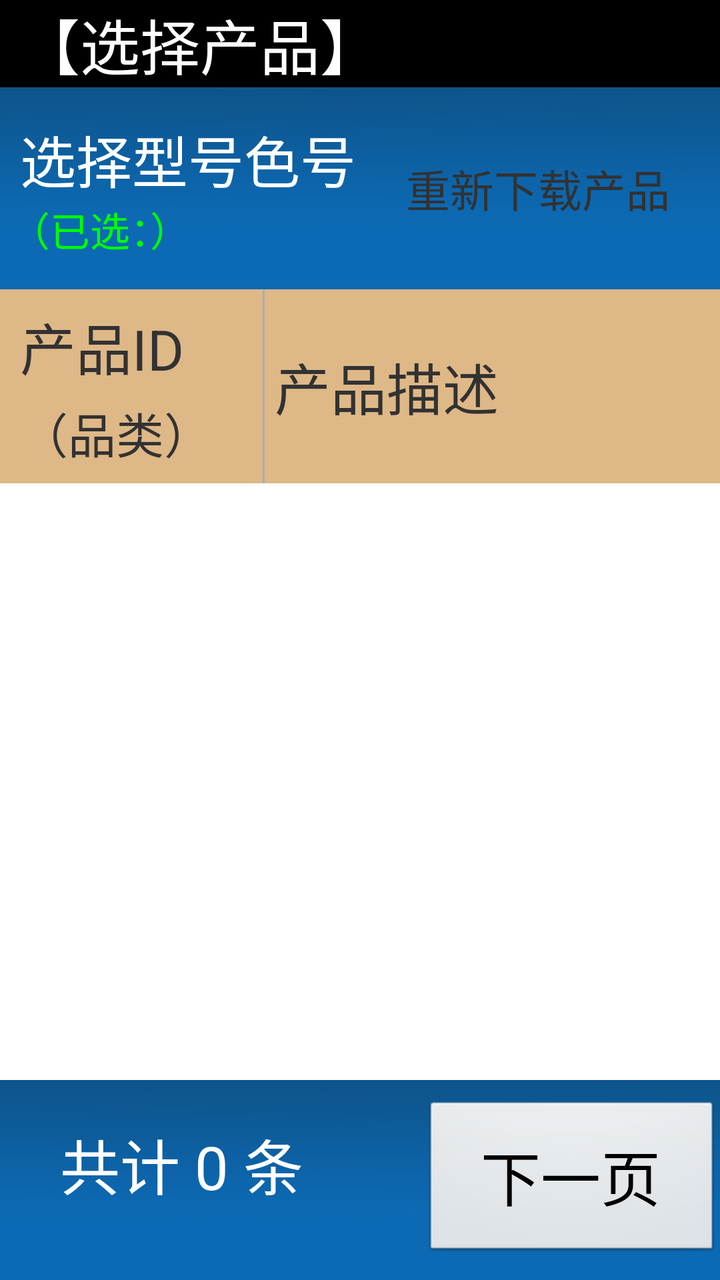
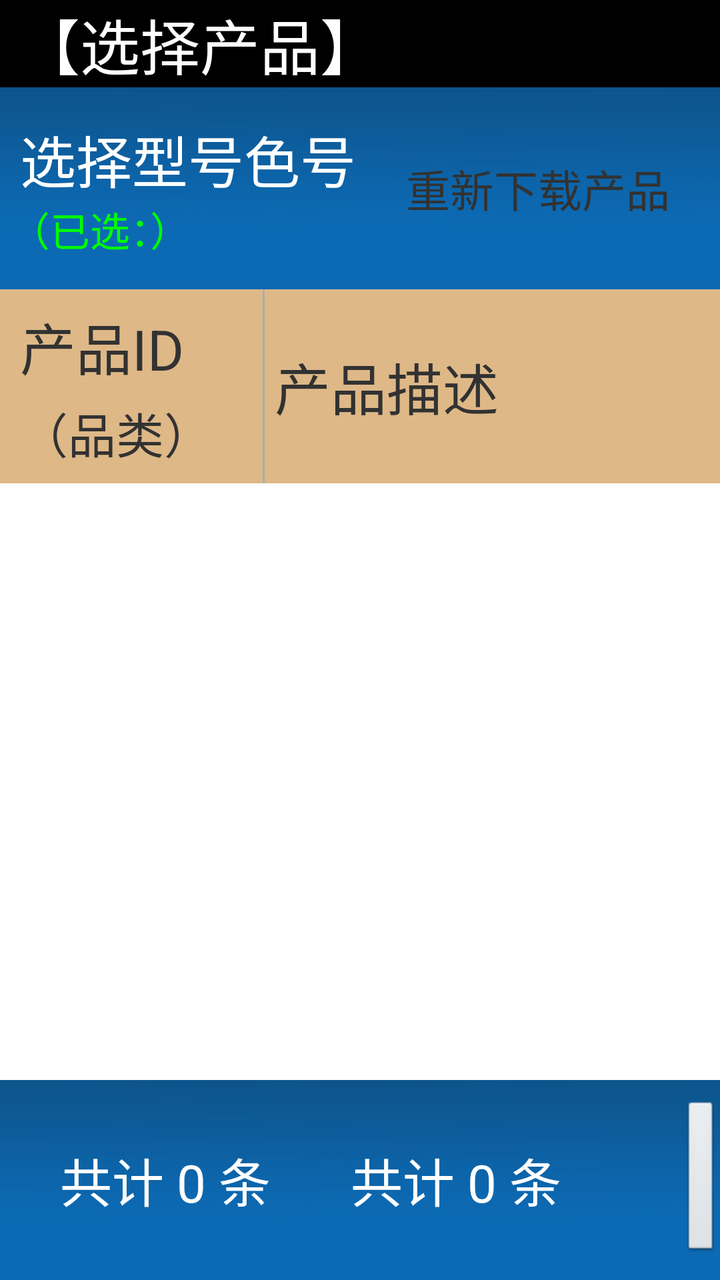

Screens rendered from an Android XML layout before and after an edit, with the pre-edit source and the edit as a unified diff.
<!-- AndroidManifest.xml: application theme android:Theme.Light.NoTitleBar -->
<!-- res/layout/new_select_product_model_color.xml -->
<?xml version="1.0" encoding="utf-8"?>
<LinearLayout xmlns:android="http://schemas.android.com/apk/res/android"
    android:layout_width="match_parent"
    android:layout_height="match_parent"
    android:orientation="vertical" >

    <TextView
        android:id="@+id/tv_title"
        android:layout_width="match_parent"
        android:layout_height="wrap_content"
        android:background="@color/black"
        android:gravity="left"
        android:paddingLeft="10dp"
        android:text="【选择产品】"
        android:textColor="@color/white"
        android:textSize="30dp" />

    <LinearLayout
        android:layout_width="match_parent"
        android:layout_height="wrap_content"
        android:background="@drawable/titlebar_back"
        android:gravity="center_vertical"
        android:orientation="horizontal"
        android:paddingBottom="15dp"
        android:paddingTop="15dp" >

        <RelativeLayout
            android:id="@+id/relat_color"
            android:layout_width="wrap_content"
            android:layout_height="wrap_content" >

            <TextView
                android:id="@+id/selected_model_name"
                android:layout_width="wrap_content"
                android:layout_height="wrap_content"
                android:layout_marginLeft="10dp"
                android:text="选择型号色号"
                android:textColor="@color/white"
                android:textSize="28dp" />

            <TextView
                android:id="@+id/selected_model_tv"
                android:layout_width="wrap_content"
                android:layout_height="wrap_content"
                android:layout_below="@+id/selected_model_name"
                android:layout_marginLeft="5dp"
                android:text="（已选：）"
                android:textColor="#00FF00"
                android:textSize="20dp" />
        </RelativeLayout>

        <TextView
            android:id="@+id/tv_redownload"
            android:layout_width="wrap_content"
            android:layout_height="fill_parent"
            android:layout_gravity="center_vertical"
            android:layout_marginLeft="20dp"
            android:gravity="center"
            android:padding="5dp"
            android:text="重新下载产品"
            android:textSize="22dp"
            android:visibility="visible" />

        <EditText
            android:id="@+id/select_model_et_search"
            android:layout_width="550dp"
            android:layout_height="wrap_content"
            android:layout_marginLeft="30dp"
            android:layout_marginRight="10dp"
            android:ems="16"
            android:hint="模糊查找"
            android:imeOptions="flagNoExtractUi"
            android:inputType="text"
            android:textSize="28dp" 
            android:padding="15dp" >
        </EditText>

        <Button
            android:id="@+id/select_model_btn_filter"
            android:layout_width="150dp"
            android:layout_height="70dp"
            android:layout_marginLeft="30dp"
            android:layout_marginRight="10dp"
            android:text="筛 选"
            android:textSize="28dp" />
    </LinearLayout>

    <LinearLayout
        android:layout_width="match_parent"
        android:layout_height="0dp"
        android:layout_weight="2.88"
        android:orientation="vertical" >

        <LinearLayout
            android:layout_width="match_parent"
            android:layout_height="wrap_content"
            android:background="@color/burlywood"
            android:gravity="center_vertical"
            android:orientation="horizontal"
            android:paddingLeft="10dp" >

            <RelativeLayout
                android:layout_width="0dp"
                android:layout_height="wrap_content"
                android:layout_marginTop="8dp"
                android:layout_marginBottom="8dp"
                android:layout_weight="0.8" >

                <TextView
                    android:id="@+id/tv_goodstr"
                    android:layout_width="wrap_content"
                    android:layout_height="wrap_content"
                    android:text="产品ID"
                    android:textSize="28dp" />

                <TextView
                    android:layout_width="wrap_content"
                    android:layout_height="wrap_content"
                    android:layout_below="@id/tv_goodstr"
                    android:text="（品类）"
                    android:layout_marginTop="5dp"
                    android:textSize="24dp" />
            </RelativeLayout>

            <View
                android:layout_width="1dp"
                android:layout_height="match_parent"
                android:background="#AEAEAE" />

            <TextView
                android:layout_width="0dp"
                android:layout_height="wrap_content"
                android:layout_weight="1.5"
                android:padding="5dp"
                android:paddingLeft="10dp"
                android:text="产品描述"
                android:textSize="28dp" />
        </LinearLayout>

        <ListView
            android:id="@+id/select_model_listview"
            android:layout_width="match_parent"
            android:layout_height="wrap_content"
            android:cacheColorHint="#00000000" >
        </ListView>
    </LinearLayout>

    <RelativeLayout
        android:layout_width="match_parent"
        android:layout_height="wrap_content"
        android:background="@drawable/titlebar_back"
        android:gravity="center_vertical"
        android:paddingBottom="10dp"
        android:paddingTop="10dp" >

        <TextView
            android:id="@+id/select_model_tv_count"
            android:layout_width="wrap_content"
            android:layout_height="wrap_content"
            android:layout_alignParentLeft="true"
            android:layout_marginLeft="20dp"
            android:gravity="center_vertical"
            android:padding="10dp"
            android:text="共计 0 条"
            android:textColor="@color/white"
            android:textSize="30dp" />

        <Button
            android:id="@+id/select_model_btn_next"
            android:layout_width="250dp"
            android:layout_height="80dp"
            android:layout_marginLeft="50dp"
            android:layout_toRightOf="@id/select_model_tv_count"
            android:text="下一页"
            android:textSize="30dp" />

        <Button
            android:id="@+id/select_model_btn_cancel"
            android:layout_width="250dp"
            android:layout_height="80dp"
            android:layout_marginLeft="50dp"
            android:layout_toRightOf="@id/select_model_btn_next"
            android:text="返回"
            android:textSize="30dp" />

        <Button
            android:id="@+id/select_model_btn_ok"
            android:layout_width="250dp"
            android:layout_height="80dp"
            android:layout_marginLeft="50dp"
            android:layout_toRightOf="@id/select_model_btn_cancel"
            android:text="确 定"
            android:textSize="30dp" />
    </RelativeLayout>

</LinearLayout>
<!-- resources referenced by this layout -->
<resources>
  <color name="black">#000000</color>
  <color name="burlywood">#DEB887</color>
  <color name="white">#FFFFFF</color>
  <!-- drawable titlebar_back: png bitmap (drawable-hdpi, 3336 bytes) -->
</resources>

<!-- the commit's change to res/layout/new_select_product_model_color.xml (unified diff, before → after) -->
@@ -152,18 +152,29 @@
         android:gravity="center_vertical"
         android:paddingBottom="10dp"
         android:paddingTop="10dp" >
+        <TextView
+            android:id="@+id/select_model_allcount"
+            android:layout_width="wrap_content"
+            android:layout_height="wrap_content"
+            android:layout_alignParentLeft="true"
+            android:layout_marginLeft="20dp"
+            android:padding="10dp"
+            android:text="共计 0 条"
+            android:layout_centerVertical="true"
+            android:textColor="@color/white"
+            android:textSize="26dp" />
 
         <TextView
             android:id="@+id/select_model_tv_count"
             android:layout_width="wrap_content"
             android:layout_height="wrap_content"
-            android:layout_alignParentLeft="true"
             android:layout_marginLeft="20dp"
-            android:gravity="center_vertical"
+            android:layout_centerVertical="true"
+            android:layout_toRightOf="@id/select_model_allcount"
             android:padding="10dp"
             android:text="共计 0 条"
             android:textColor="@color/white"
-            android:textSize="30dp" />
+            android:textSize="26dp" />
 
         <Button
             android:id="@+id/select_model_btn_next"
